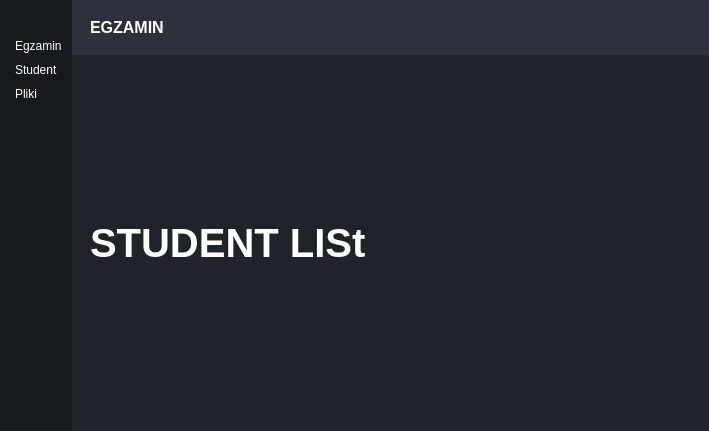
radoslawgegotek/ExamApp, file mainwindow.ui: the form before one commit.
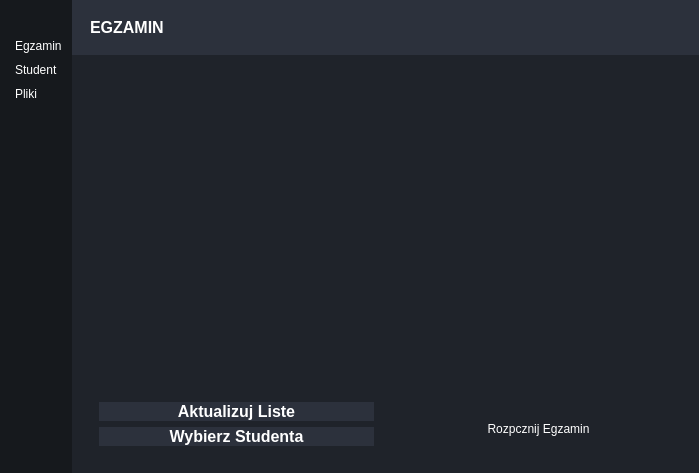
The form after the commit. Icons and pictures are not drawn.

```diff
--- a/mainwindow.ui
+++ b/mainwindow.ui
@@ -6,8 +6,8 @@
    <rect>
     <x>0</x>
     <y>0</y>
-    <width>709</width>
-    <height>431</height>
+    <width>699</width>
+    <height>473</height>
    </rect>
   </property>
   <property name="windowTitle">
@@ -433,16 +433,70 @@
             <widget class="QWidget" name="page_2">
              <layout class="QHBoxLayout" name="horizontalLayout_6">
               <item>
-               <widget class="QLabel" name="label_3">
-                <property name="font">
-                 <font>
-                  <pointsize>30</pointsize>
-                  <bold>true</bold>
-                 </font>
-                </property>
-                <property name="text">
-                 <string>STUDENT LISt</string>
-                </property>
+               <widget class="QWidget" name="widget" native="true">
+                <layout class="QVBoxLayout" name="verticalLayout_8">
+                 <item alignment="Qt::AlignLeft">
+                  <widget class="QListWidget" name="studCheckList"/>
+                 </item>
+                 <item>
+                  <widget class="QPushButton" name="updateList">
+                   <property name="font">
+                    <font>
+                     <pointsize>12</pointsize>
+                     <bold>true</bold>
+                    </font>
+                   </property>
+                   <property name="styleSheet">
+                    <string notr="true">	background-color: #2c313c;</string>
+                   </property>
+                   <property name="text">
+                    <string>Aktualizuj Liste</string>
+                   </property>
+                  </widget>
+                 </item>
+                 <item>
+                  <widget class="QPushButton" name="chooseStud">
+                   <property name="font">
+                    <font>
+                     <pointsize>12</pointsize>
+                     <bold>true</bold>
+                    </font>
+                   </property>
+                   <property name="styleSheet">
+                    <string notr="true">	background-color: #2c313c;</string>
+                   </property>
+                   <property name="text">
+                    <string>Wybierz Studenta</string>
+                   </property>
+                  </widget>
+                 </item>
+                </layout>
+               </widget>
+              </item>
+              <item>
+               <widget class="QWidget" name="widget_2" native="true">
+                <layout class="QVBoxLayout" name="verticalLayout_9">
+                 <item>
+                  <widget class="QWidget" name="widget_3" native="true"/>
+                 </item>
+                 <item>
+                  <widget class="QWidget" name="widget_4" native="true">
+                   <widget class="QPushButton" name="runExam">
+                    <property name="geometry">
+                     <rect>
+                      <x>40</x>
+                      <y>150</y>
+                      <width>201</width>
+                      <height>24</height>
+                     </rect>
+                    </property>
+                    <property name="text">
+                     <string>Rozpcznij Egzamin</string>
+                    </property>
+                   </widget>
+                  </widget>
+                 </item>
+                </layout>
                </widget>
               </item>
              </layout>
```
